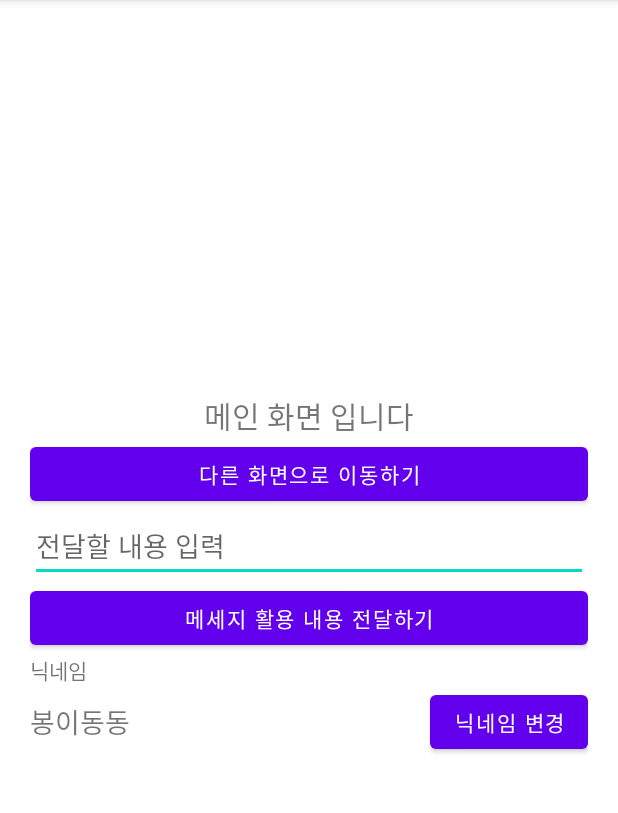
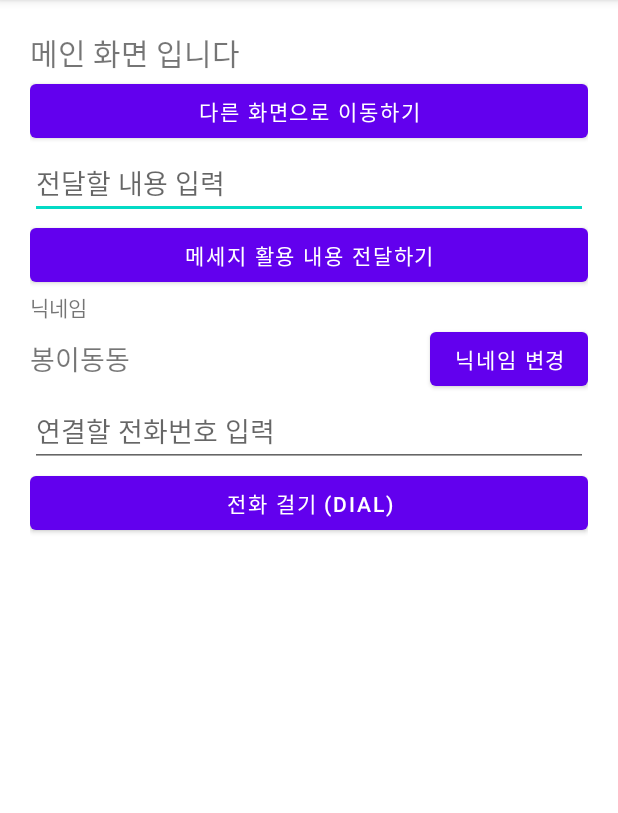
Before and after one commit to dani9210/Intent_20210829, an Android app: the screen it shows after launch (MainActivity), on a phone screen of 412 x 824 dp, the part 84-897 px from its top. Run offline under Robolectric (Android 15) with nearby library versions, the phone set to English and light mode, and no system bars; 2 statements that could not run were skipped.

Commit message:
안드로이드 화면 (Dial) 체험 UI 작업

```diff
--- a/app/src/main/java/com/nepplus/intent_20210829/MainActivity.kt
+++ b/app/src/main/java/com/nepplus/intent_20210829/MainActivity.kt
@@ -78,8 +78,6 @@ class MainActivity : AppCompatActivity() {
 
 
 
-
-
        // 1.requestCode : int ->startActivityForResult에 넣어준 숫자값이 뭐였는가?
        //     => 어디를 다녀온건지 알려주는 역할.
         //    =>이번에 다녀온게, 닉네임을 받으러 다녀온건지? 상황에 맞는코드.
--- a/app/src/main/res/layout/activity_main.xml
+++ b/app/src/main/res/layout/activity_main.xml
@@ -4,7 +4,6 @@
     xmlns:tools="http://schemas.android.com/tools"
     android:layout_width="match_parent"
     android:layout_height="match_parent"
-    android:gravity="center"
     android:padding="20dp"
     android:orientation="vertical"
     tools:context=".MainActivity">
@@ -70,6 +69,18 @@
 
     </LinearLayout>
 
+    <EditText
+        android:id="@+id/phoneNumEdt"
+        android:layout_width="match_parent"
+        android:layout_height="wrap_content"
+        android:hint="연결할 전화번호 입력"
+        android:inputType="phone"/>
+
+   <Button
+       android:id="@+id/dialBtn"
+       android:layout_width="match_parent"
+       android:layout_height="wrap_content"
+       android:text="전화 걸기 (DIAL)"/>
 
 
 
```
